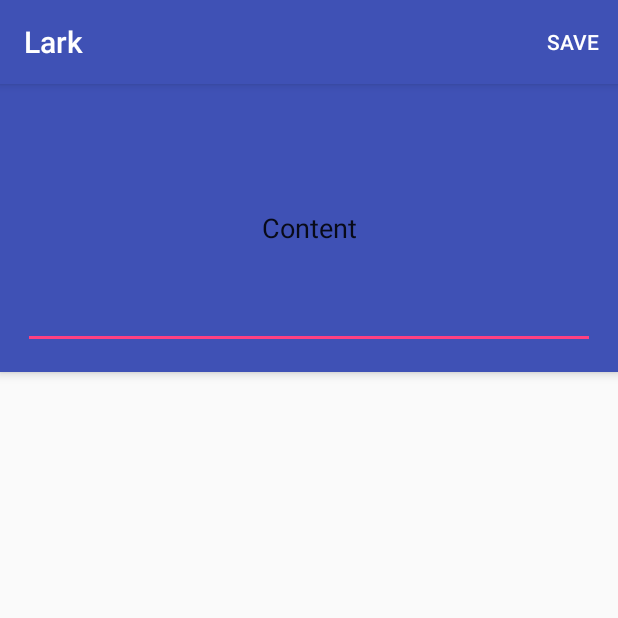
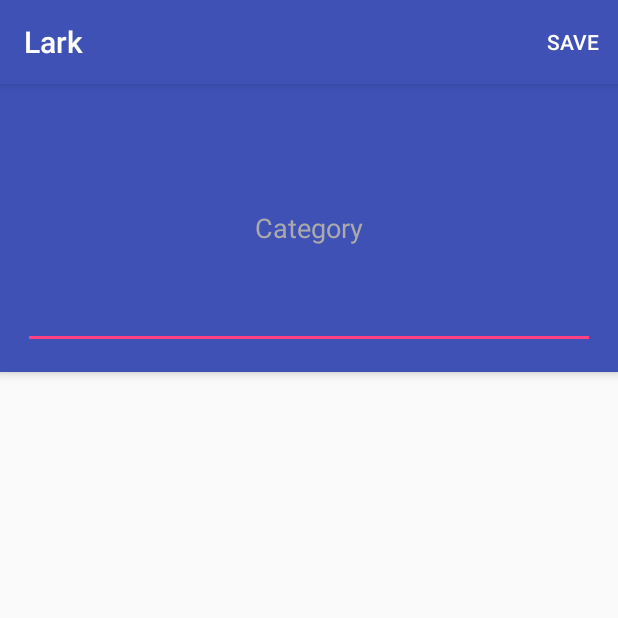
Before and after one commit to djacoronel/Lark, an Android app: the screen it shows after launch (AddEditActivity), after a tap on an icon or button, on a phone screen of 412 x 824 dp, the top half of it. Run offline under Robolectric (Android 15) with nearby library versions, the phone set to English and light mode, and no system bars; our stand-ins replace Dagger/Hilt's generated code, Room's generated code, data binding.

```diff
--- a/app/src/main/java/com/djacoronel/lark/addeditcategory/AddEditActivity.kt
+++ b/app/src/main/java/com/djacoronel/lark/addeditcategory/AddEditActivity.kt
@@ -2,16 +2,17 @@ package com.djacoronel.lark.addeditcategory
 
 import android.arch.lifecycle.Observer
 import android.arch.lifecycle.ViewModelProviders
+import android.os.Bundle
 import android.support.v7.app.AppCompatActivity
-import android.os.Bundle
-import android.util.Log
 import android.view.Menu
 import android.view.MenuItem
 import com.djacoronel.lark.R
 import com.djacoronel.lark.ViewModelFactory
-import com.djacoronel.lark.data.model.Category
 import dagger.android.AndroidInjection
 import javax.inject.Inject
+import android.databinding.DataBindingUtil
+import com.djacoronel.lark.databinding.ActivityAddEditBinding
+
 
 class AddEditActivity : AppCompatActivity() {
     @Inject
@@ -19,11 +20,11 @@ class AddEditActivity : AppCompatActivity() {
     private lateinit var viewModel: AddEditViewModel
 
     override fun onCreate(savedInstanceState: Bundle?) {
+        super.onCreate(savedInstanceState)
         AndroidInjection.inject(this)
-        super.onCreate(savedInstanceState)
-        setContentView(R.layout.activity_add_edit)
-
         initViewModel()
+        val binding:ActivityAddEditBinding = DataBindingUtil.setContentView(this, R.layout.activity_add_edit)
+        binding.viewModel = viewModel
     }
 
     private fun initViewModel(){
@@ -52,10 +53,7 @@ class AddEditActivity : AppCompatActivity() {
     override fun onOptionsItemSelected(item: MenuItem): Boolean {
         when (item.itemId) {
             R.id.menu_save -> {
-                Log.i("test","save")
-                val newCategory = Category()
-                newCategory.categoryLabel = "test"
-                viewModel.addCategory(newCategory)
+                viewModel.addCategory()
                 return true
             }
             else -> return super.onOptionsItemSelected(item)
--- a/app/src/main/java/com/djacoronel/lark/categories/CategoryViewModel.kt
+++ b/app/src/main/java/com/djacoronel/lark/categories/CategoryViewModel.kt
@@ -3,7 +3,6 @@ package com.djacoronel.lark.categories
 import android.arch.lifecycle.LiveData
 import android.arch.lifecycle.MutableLiveData
 import android.arch.lifecycle.ViewModel
-import android.util.Log
 import com.djacoronel.lark.SingleLiveEvent
 import com.djacoronel.lark.data.model.Category
 import com.djacoronel.lark.data.model.Idea
@@ -25,8 +24,6 @@ class CategoryViewModel(private val categoryRepository: CategoryRepository) : Vi
 
     fun loadCategories() {
         categories = categoryRepository.getCategories()
-        categories.value?.let { Log.i("categories",it.toString() ) }
-
     }
 
     fun showCategories() {
--- a/app/src/main/java/com/djacoronel/lark/data/model/Category.kt
+++ b/app/src/main/java/com/djacoronel/lark/data/model/Category.kt
@@ -11,7 +11,7 @@ class Category{
     @PrimaryKey(autoGenerate = true)
     var id: Long = 0
     var color: Int = 0
-    var categoryLabel: String = "CategoryString"
+    var label: String = "CategoryString"
     var schedule: Schedule = Schedule()
     var ideas: List<Long> = listOf()
 }
--- a/app/src/main/java/com/djacoronel/lark/data/repository/CategoryRepository.kt
+++ b/app/src/main/java/com/djacoronel/lark/data/repository/CategoryRepository.kt
@@ -16,7 +16,7 @@ class CategoryRepository @Inject constructor(private val categoryDao: CategoryDa
         return categoryDao.getCategories()
     }
 
-    fun getCategory(categoryId: Long): LiveData<Category>{
+    fun getCategory(categoryId: Long): Category{
         return categoryDao.getCategory(categoryId)
     }
 
--- a/app/src/main/java/com/djacoronel/lark/data/room/CategoryDao.kt
+++ b/app/src/main/java/com/djacoronel/lark/data/room/CategoryDao.kt
@@ -16,7 +16,7 @@ interface CategoryDao {
     fun getCategories(): LiveData<List<Category>>
 
     @Query("SELECT * FROM category WHERE id = :categoryId")
-    fun getCategory(categoryId: Long): LiveData<Category>
+    fun getCategory(categoryId: Long): Category
 
     @Insert(onConflict = REPLACE)
     fun insertCategory(category: Category)
--- a/app/src/main/res/layout/activity_add_edit.xml
+++ b/app/src/main/res/layout/activity_add_edit.xml
@@ -1,8 +1,16 @@
 <?xml version="1.0" encoding="utf-8"?>
-<android.support.design.widget.CoordinatorLayout
+<layout
   xmlns:android="http://schemas.android.com/apk/res/android"
   xmlns:app="http://schemas.android.com/apk/res-auto"
-  xmlns:tools="http://schemas.android.com/tools"
+  xmlns:tools="http://schemas.android.com/tools">
+
+  <data>
+    <variable
+      name="viewModel"
+      type="com.djacoronel.lark.addeditcategory.AddEditViewModel"/>
+  </data>
+
+  <android.support.design.widget.CoordinatorLayout
     android:layout_width="match_parent"
     android:layout_height="match_parent">
     <android.support.design.widget.AppBarLayout
@@ -20,9 +28,13 @@
           android:layout_width="match_parent"
           android:layout_height="match_parent"
           android:ems="10"
+          android:hint="@string/hint_category"
           android:inputType="textMultiLine"
-        android:text="Content"
-        android:textAlignment="center"/>
+          android:textAlignment="center"
+          android:text="@={viewModel.label}"
+          android:textColor="@android:color/white"
+          android:textColorHint="@android:color/darker_gray"
+          />
       </android.support.design.widget.CollapsingToolbarLayout>
     </android.support.design.widget.AppBarLayout>
     <android.support.v4.widget.NestedScrollView
@@ -37,3 +49,4 @@
       </android.support.constraint.ConstraintLayout>
     </android.support.v4.widget.NestedScrollView>
   </android.support.design.widget.CoordinatorLayout>
+</layout>
--- a/app/src/main/res/layout/item_category.xml
+++ b/app/src/main/res/layout/item_category.xml
@@ -26,7 +26,7 @@
         android:layout_height="wrap_content"
         android:maxLines="2"
         android:minLines="1"
-        android:text="@{category.categoryLabel}"
+        android:text="@{category.label}"
         app:layout_constraintStart_toStartOf="parent"
         app:layout_constraintTop_toTopOf="parent"/>
 
--- a/app/src/main/res/values/strings.xml
+++ b/app/src/main/res/values/strings.xml
@@ -7,6 +7,7 @@
   <string name="action_settings">Settings</string>
   <string name="placeholder_idea_content">Idea Content</string>
   <string name="placeholder_idea_category">Idea Category</string>
-  <string name="placeholder_cateogry_schedule">Cateogry Schedule</string>
+  <string name="placeholder_category_schedule">Cateogry Schedule</string>
   <string name="menu_save">Save</string>
+  <string name="hint_category">Category</string>
 </resources>
```
Also changed, not shown: app/src/main/java/com/djacoronel/lark/addeditcategory/AddEditViewModel.kt (+20 -3 lines). Lines whose indentation alone changed are shown as unchanged.
